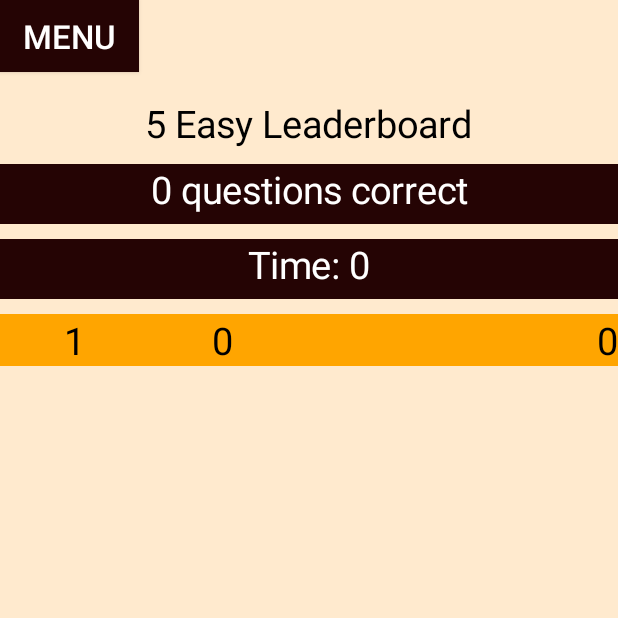
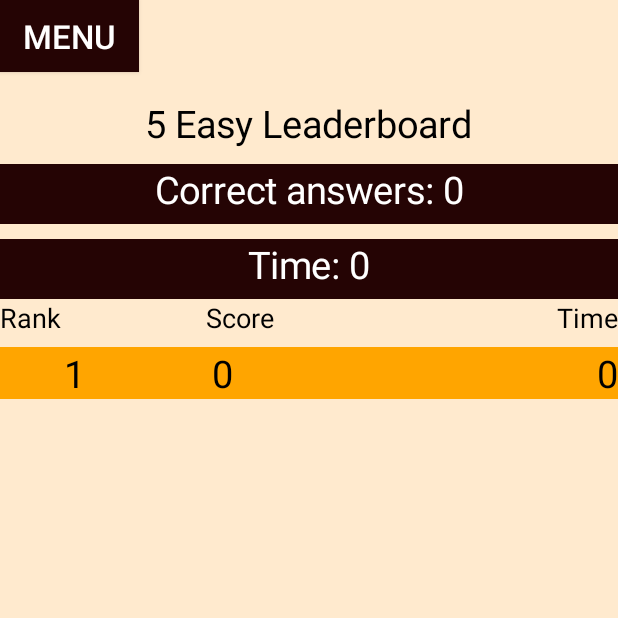
Before and after one commit to MilapNaik/MentalMathWorkout, an Android app: the FinishTest screen opened directly, with no data from a screen before it, on a phone screen of 412 x 824 dp, the top half of it. Run offline under Robolectric (Android 15) with nearby library versions, the phone set to English and light mode, and no system bars; 3 statements that could not run were skipped.

Commit message:
altered a few design stuff

```diff
--- a/app/src/main/java/com/milapnaik/mentalmathworkout/FinishTest.java
+++ b/app/src/main/java/com/milapnaik/mentalmathworkout/FinishTest.java
@@ -50,7 +50,7 @@ public class FinishTest extends AppCompatActivity{
         TextView numcorrect = (TextView) findViewById(R.id.correct_count);
         numcorrect.setTextColor(Color.WHITE);
         numcorrect.setTextSize(25);
-        numcorrect.setText(correct + " questions correct");
+        numcorrect.setText("Correct answers: " + correct);
 
         TextView time = (TextView) findViewById(R.id.time);
         time.setTextColor(Color.WHITE);
--- a/app/src/main/res/layout/activity_finishtest.xml
+++ b/app/src/main/res/layout/activity_finishtest.xml
@@ -58,12 +58,46 @@
         android:layout_below="@id/correct_count"
         android:layout_marginTop="10dp"/>
 
+    <LinearLayout
+        android:id="@+id/columnheaders"
+        android:layout_width="match_parent"
+        android:layout_height="wrap_content"
+        android:layout_below="@id/time">
+        <TextView
+            android:layout_width="0dp"
+            android:layout_height="wrap_content"
+            android:layout_weight="1"
+            android:textAppearance="?android:attr/textAppearanceMedium"
+            android:text="Rank"
+            android:textColor="@color/black"
+            android:id="@+id/rowid" />
+        <TextView
+            android:layout_width="0dp"
+            android:layout_height="wrap_content"
+            android:layout_weight="1"
+            android:textAppearance="?android:attr/textAppearanceMedium"
+            android:text="Score"
+            android:textColor="@color/black"
+            android:id="@+id/scoreid" />
+        <TextView
+            android:layout_width="0dp"
+            android:layout_height="wrap_content"
+            android:layout_weight="1"
+            android:textAppearance="?android:attr/textAppearanceMedium"
+            android:text="Time"
+            android:textColor="@color/black"
+            android:gravity="right"
+            android:id="@+id/timeid" />
+    </LinearLayout>
+
     <ListView
         android:layout_width="wrap_content"
         android:layout_height="wrap_content"
         android:id="@+id/display_listview"
-        android:layout_below="@+id/time"
-        android:layout_marginTop="10dp"/>
+        android:layout_below="@+id/columnheaders"
+        android:layout_marginTop="7dp"/>
+
+
 
 
 </RelativeLayout>
```
Also changed, not shown: app/src/main/java/com/milapnaik/mentalmathworkout/DisplayMessage.java (deleted, +0 -41 lines), app/src/main/res/layout/activity_display_message.xml (deleted, +0 -17 lines), app/src/main/res/layout/activity_main.xml (+6 -2 lines).
